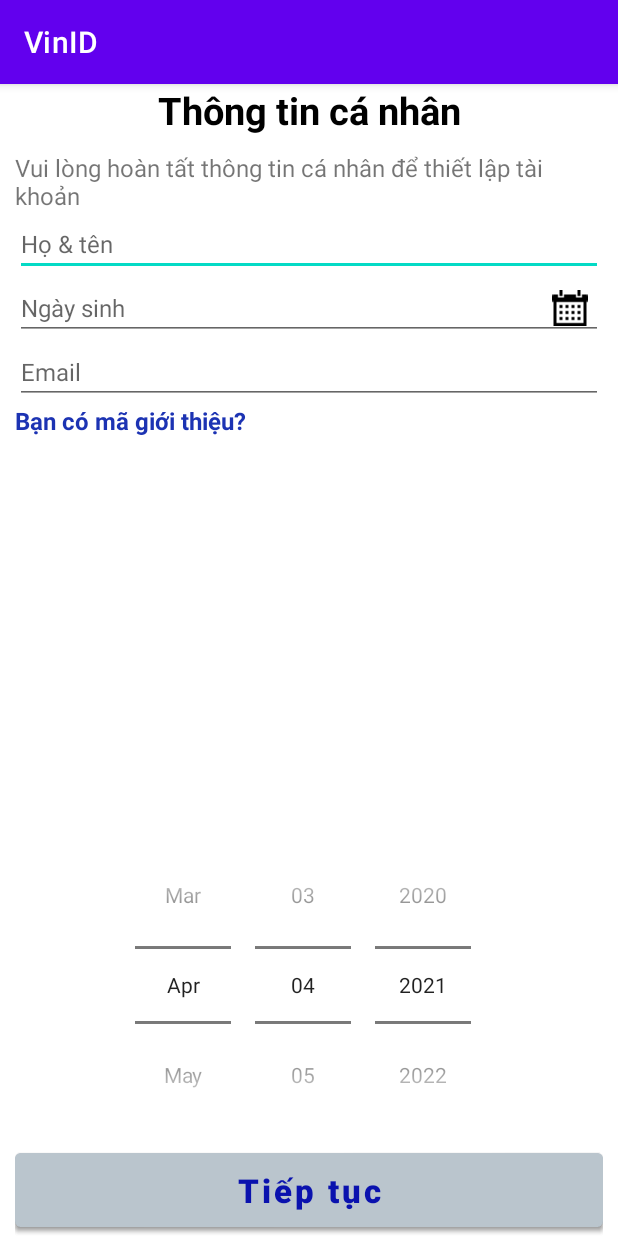
After one commit to thanhlong6495/VinID-Android, an Android app: the fragment DatePicker placed in its activity, on a phone screen of 412 x 824 dp. The commit adds this screen. Run offline under Robolectric (Android 15) with nearby library versions, the phone set to English and light mode, and no system bars.

Commit message:
format code

```diff
--- a/app/build.gradle
+++ b/app/build.gradle
@@ -33,6 +33,7 @@ dependencies {
     implementation 'androidx.appcompat:appcompat:1.2.0'
     implementation 'com.google.android.material:material:1.3.0'
     implementation 'androidx.constraintlayout:constraintlayout:2.0.4'
+    implementation 'androidx.legacy:legacy-support-v4:1.0.0'
     testImplementation 'junit:junit:4.13.2'
     androidTestImplementation 'androidx.test.ext:junit:1.1.2'
     androidTestImplementation 'androidx.test.espresso:espresso-core:3.3.0'
--- a/app/src/main/AndroidManifest.xml
+++ b/app/src/main/AndroidManifest.xml
@@ -14,7 +14,7 @@
         android:theme="@style/Theme.VinID">
         <activity
             android:name=".PersonalInformation"
-            android:windowSoftInputMode="adjustResize" />
+            android:windowSoftInputMode="stateAlwaysHidden" />
         <activity
             android:name=".PinCode"
             android:windowSoftInputMode="stateAlwaysVisible|adjustResize" />
--- a/app/src/main/java/com/longtrang/vinid/ConfirmOTP.java
+++ b/app/src/main/java/com/longtrang/vinid/ConfirmOTP.java
@@ -25,7 +25,7 @@ public class ConfirmOTP extends AppCompatActivity {
         getData();
     }
 
-    public void mappingView(){
+    public void mappingView() {
         textViewOTPGuide            = findViewById(R.id.tv_enter_otp_guide);
         textViewPhonenumberChange   = findViewById(R.id.tv_phonenumber_change);
         textViewOTPSendAgain        = findViewById(R.id.tv_OTP_send_again);
--- /dev/null
+++ b/app/src/main/java/com/longtrang/vinid/DatePicker.java
@@ -0,0 +1,17 @@
+package com.longtrang.vinid;
+
+import android.app.Fragment;
+import android.os.Bundle;
+import android.view.LayoutInflater;
+import android.view.View;
+import android.view.ViewGroup;
+
+import androidx.annotation.Nullable;
+
+public class DatePicker extends Fragment {
+    @Nullable
+    @Override
+    public View onCreateView(LayoutInflater inflater, @Nullable ViewGroup container, Bundle savedInstanceState) {
+        return inflater.inflate(R.layout.fragment_date_picker,container,false);
+    }
+}
--- a/app/src/main/java/com/longtrang/vinid/PersonalInformation.java
+++ b/app/src/main/java/com/longtrang/vinid/PersonalInformation.java
@@ -2,13 +2,41 @@ package com.longtrang.vinid;
 
 import androidx.appcompat.app.AppCompatActivity;
 
+import android.app.FragmentManager;
+import android.app.FragmentTransaction;
+import android.os.Build;
 import android.os.Bundle;
+import android.view.View;
+import android.widget.Button;
+import android.widget.EditText;
 
 public class PersonalInformation extends AppCompatActivity {
+    FragmentManager fragmentManager = getFragmentManager();
+    EditText editTextFullName, editTextDateOfBirth, editTextEmail;
+    Button buttonNext, buttonDone;
 
     @Override
     protected void onCreate(Bundle savedInstanceState) {
         super.onCreate(savedInstanceState);
         setContentView(R.layout.activity_personal_information);
+        mappingView();
+        if (Build.VERSION.SDK_INT >= Build.VERSION_CODES.LOLLIPOP) {
+            editTextDateOfBirth.setShowSoftInputOnFocus(false);
+        }
+    }
+    public void showDatePickerDialog(View view) {
+        buttonNext.setVisibility(View.INVISIBLE);
+        FragmentTransaction fragmentTransaction = fragmentManager.beginTransaction();
+        DatePicker datePicker = new DatePicker();
+        fragmentTransaction.add(R.id.framelayout_fragment_date_picker, datePicker,"FragmentDatePicker");
+        fragmentTransaction.addToBackStack("FragmentDatePicker");
+        fragmentTransaction.commit();
+    }
+    public void mappingView() {
+        editTextFullName    = findViewById(R.id.edt_full_name);
+        editTextDateOfBirth = findViewById(R.id.edt_date_of_birth);
+        editTextEmail       = findViewById(R.id.edt_email);
+        buttonNext          = findViewById(R.id.btn_next_personal_information);
+        buttonDone          = findViewById(R.id.btn_done);
     }
 }
--- a/app/src/main/java/com/longtrang/vinid/PhoneNumberRegister.java
+++ b/app/src/main/java/com/longtrang/vinid/PhoneNumberRegister.java
@@ -28,14 +28,13 @@ public class PhoneNumberRegister extends AppCompatActivity {
         Intent intent = getIntent();
     }
 
-    public void mappingView(){
+    public void mappingView() {
         textViewPhoneNumber     = findViewById(R.id.tv_enter_phonenumber_register);
         textViewInvitationCode  = findViewById(R.id.tv_invitation_code);
         textViewPolicy          = findViewById(R.id.tv_policy);
         editTextPhoneNumber     = findViewById(R.id.edt_phonenumber_register);
         buttonNext              = findViewById(R.id.btn_next);
     }
-
     public void clickOnInvitationCode(View view) {
         Dialog dialog = new Dialog(PhoneNumberRegister.this);
         dialog.setContentView(R.layout.dialog_invitation_code);
@@ -44,17 +43,15 @@ public class PhoneNumberRegister extends AppCompatActivity {
         InputMethodManager inputMethodManager = (InputMethodManager) getSystemService(Context.INPUT_METHOD_SERVICE);
         inputMethodManager.toggleSoftInput(InputMethodManager.SHOW_FORCED,0);
     }
-
     public void goToConfirmOTP(View view) {
         phoneNumber = editTextPhoneNumber.getText().toString().trim();
-        if(phoneNumber.isEmpty() || phoneNumber.length() != 10){
+        if (phoneNumber.length() != 10) {
             Toast.makeText(this, getResources().getString(R.string.phone_number_warning), Toast.LENGTH_LONG).show();
         }
-        else{
+        else {
             Intent intent = new Intent(PhoneNumberRegister.this, ConfirmOTP.class);
             intent.putExtra("phone number",phoneNumber);
             startActivity(intent);
         }
-
     }
 }
--- a/app/src/main/res/layout/activity_personal_information.xml
+++ b/app/src/main/res/layout/activity_personal_information.xml
@@ -4,42 +4,63 @@
     xmlns:tools="http://schemas.android.com/tools"
     style="@style/Activity_Style"
     tools:context=".PersonalInformation">
+
     <LinearLayout
         style="@style/Sub_View2"
+        android:layout_alignParentStart="true"
+        android:layout_alignParentTop="true"
         android:orientation="vertical">
+
         <TextView
             style="@style/TextView_Title"
             android:text="@string/personal_information" />
+
         <TextView
             style="@style/Normal_TextView"
-            android:text="@string/personal_information_guide"/>
+            android:text="@string/personal_information_guide" />
+
         <EditText
-            android:inputType="textPersonName"
+            android:id="@+id/edt_full_name"
             style="@style/Normal_EditText"
-            android:hint="@string/full_name"/>
-        <FrameLayout
-            android:weightSum="10"
-            style="@style/Sub_View4">
+            android:hint="@string/full_name"
+            android:inputType="textPersonName" />
+
+        <FrameLayout style="@style/Sub_View4">
             <EditText
-                android:layout_weight="9"
+                android:id="@+id/edt_date_of_birth"
                 style="@style/Normal_EditText"
-                android:hint="@string/date_of_birth" />
+                android:focusable="false"
+                android:hint="@string/date_of_birth"
+                android:onClick="showDatePickerDialog" />
+
             <ImageView
                 style="@style/Sub_View1"
+                android:layout_gravity="right|center_vertical"
+                android:layout_marginEnd="@dimen/dimen10"
                 android:layout_marginRight="@dimen/dimen10"
-                android:src="@drawable/icon_callendar"
-                android:layout_gravity="right|center_vertical" />
+                android:src="@drawable/icon_callendar" />
         </FrameLayout>
 
         <EditText
-            android:inputType="textEmailAddress"
+            android:id="@+id/edt_email"
             style="@style/Normal_EditText"
-            android:hint="@string/email_address"/>
+            android:hint="@string/email_address" />
+
         <TextView
+            android:id="@+id/tv_invitation_code_personal_information"
             style="@style/Linked_TextView"
-            android:text="@string/invitation_code"/>
+            android:text="@string/invitation_code" />
+
     </LinearLayout>
+
+    <FrameLayout
+        android:id="@+id/framelayout_fragment_date_picker"
+        android:layout_alignParentBottom="true"
+        style="@style/Sub_View2">
+
+    </FrameLayout>
     <Button
+        android:id="@+id/btn_next_personal_information"
         style="@style/btn_next"
         android:text="@string/btn_continue"/>
 </RelativeLayout>
--- /dev/null
+++ b/app/src/main/res/layout/fragment_date_picker.xml
@@ -0,0 +1,11 @@
+<?xml version="1.0" encoding="utf-8"?>
+<RelativeLayout xmlns:android="http://schemas.android.com/apk/res/android"
+    style="@style/Sub_View4"
+    android:id="@+id/fragment_date_picker">
+    <DatePicker style="@style/Date_Picker"
+        android:layout_above="@+id/btn_done"/>
+    <Button
+        android:id="@+id/btn_done"
+        style="@style/btn_next"
+        android:text="@string/done_button"/>
+</RelativeLayout>
--- /dev/null
+++ b/app/src/main/res/values-v21/styles.xml
@@ -0,0 +1,11 @@
+<?xml version="1.0" encoding="utf-8"?>
+<resources>
+
+    <style name="Date_Picker">
+        <item name="android:datePickerMode">spinner</item>
+        <item name="android:calendarViewShown">false</item>
+        <item name="android:layout_width">match_parent</item>
+        <item name="android:layout_height">wrap_content</item>
+
+    </style>
+</resources>
--- a/app/src/main/res/values/strings.xml
+++ b/app/src/main/res/values/strings.xml
@@ -29,4 +29,5 @@
     <string name="full_name">Họ &amp; tên</string>
     <string name="date_of_birth">Ngày sinh</string>
     <string name="email_address">Email</string>
+    <string name="done_button">Xong</string>
 </resources>
--- a/app/src/main/res/values/styles.xml
+++ b/app/src/main/res/values/styles.xml
@@ -87,6 +87,11 @@
         <item name="android:textStyle">bold</item>
         <item name="android:maxLength">1</item>
         <item name="background">@color/white</item>
-
+    </style>
+    <style name="Date_Picker">
+        <item name="android:startYear">1900</item>
+        <item name="android:calendarViewShown">false</item>
+        <item name="android:layout_width">match_parent</item>
+        <item name="android:layout_height">wrap_content</item>
     </style>
 </resources>
```
Also changed, not shown: app/src/main/java/com/longtrang/vinid/MainActivity.java (+11 -16 lines), 7 other files.
